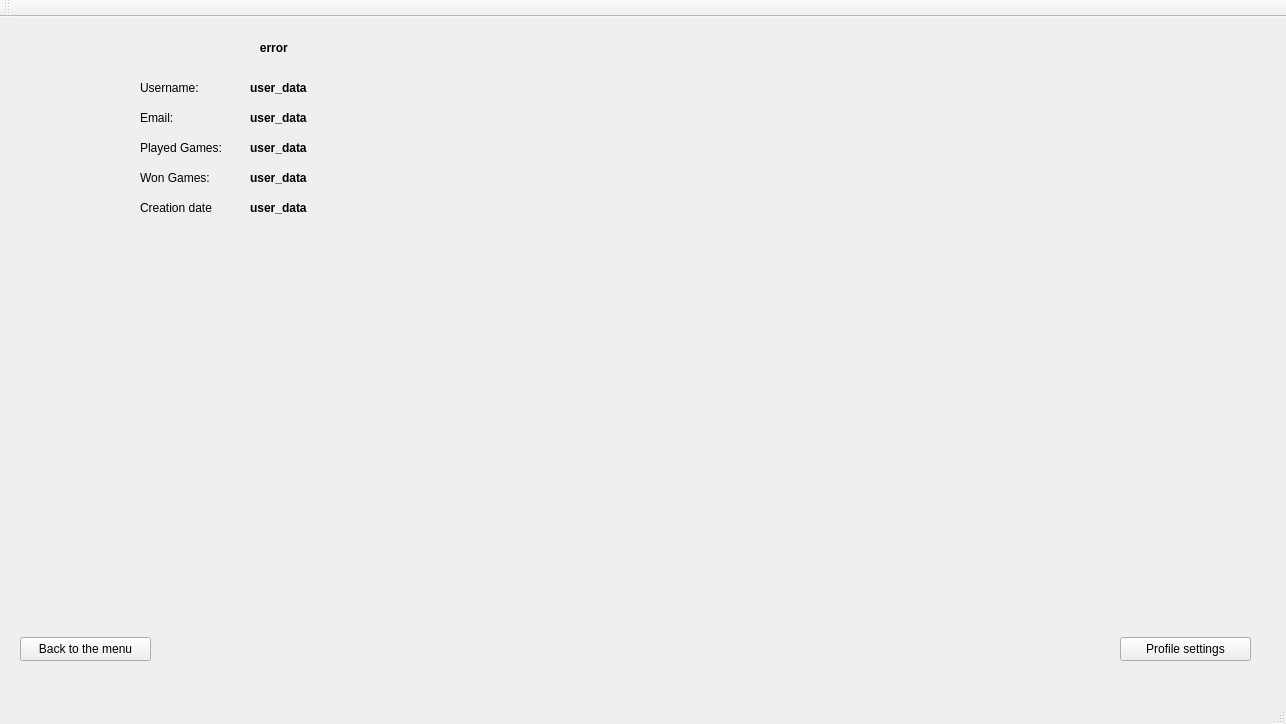
Before: the Qt Designer form Triviador/Triviador/Triviador.ui in AndreiAndreea/TriviadorMCpp, drawn with Qt 5.
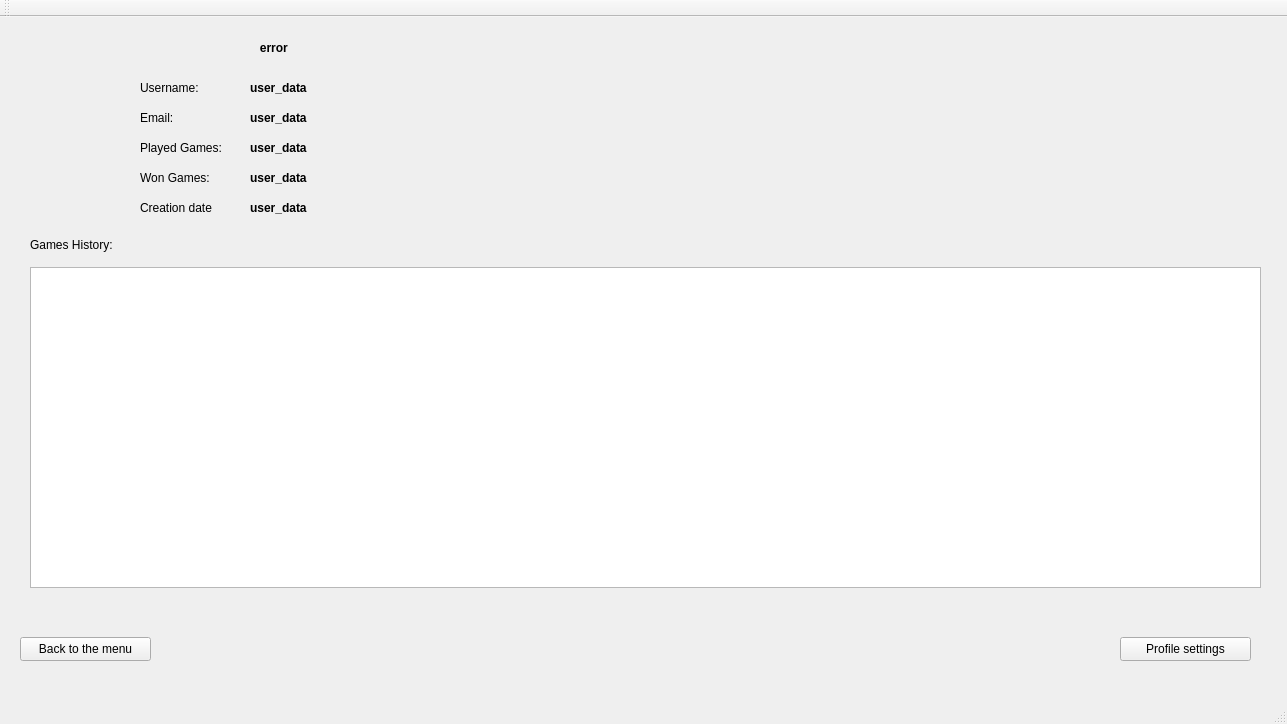
After: the same form once the commit is applied.

Commit message: Created in Triviador.ui page 2 a table to display the game history of the last 5 five games. Added in Triviador class an UpdateGamesHistory function - setup is coded as an example, functionality needs to be further developed to get actual information from the database. Added in ServerConsole class a method the generate the room number for the lobby.

```diff
--- a/Triviador/Triviador/Triviador.ui
+++ b/Triviador/Triviador/Triviador.ui
@@ -6,7 +6,7 @@
    <rect>
     <x>0</x>
     <y>0</y>
-    <width>1286</width>
+    <width>1287</width>
     <height>724</height>
    </rect>
   </property>
@@ -273,6 +273,29 @@
        <set>Qt::AlignCenter</set>
       </property>
      </widget>
+     <widget class="QLabel" name="gamesHistoryLabel">
+      <property name="geometry">
+       <rect>
+        <x>30</x>
+        <y>220</y>
+        <width>161</width>
+        <height>16</height>
+       </rect>
+      </property>
+      <property name="text">
+       <string>Games History:</string>
+      </property>
+     </widget>
+     <widget class="QTableWidget" name="gamesHistoryTableWidget">
+      <property name="geometry">
+       <rect>
+        <x>30</x>
+        <y>250</y>
+        <width>1231</width>
+        <height>321</height>
+       </rect>
+      </property>
+     </widget>
     </widget>
     <widget class="QWidget" name="page_3">
      <widget class="QLineEdit" name="changeUsernameLineEdit">
```
Left out of the diff: 4 changed lines with no effect on the pictures. The commit also changes 4 other files.
